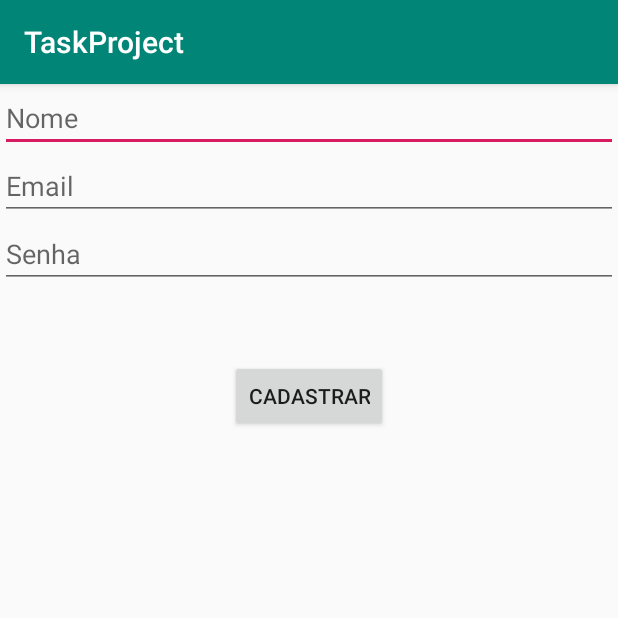
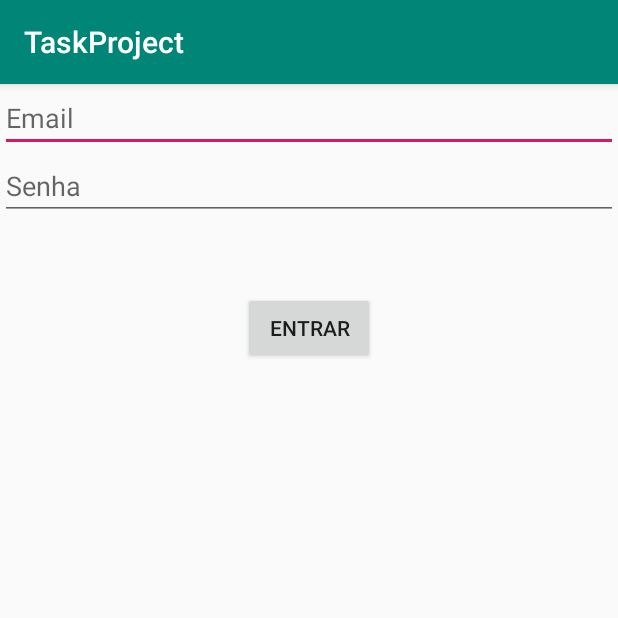
Before and after one commit to pedrvaldir/TaskProject, an Android app: the screen it shows after launch (RegisterActivity before the commit, LoginActivity after it), on a phone screen of 412 x 824 dp, the top half of it. Run offline under Robolectric (Android 15) with nearby library versions, the phone set to English and light mode, and no system bars.

Commit message:
create activity loginUser

```diff
--- a/app/src/main/AndroidManifest.xml
+++ b/app/src/main/AndroidManifest.xml
@@ -12,15 +12,14 @@
         <activity
                 android:name=".views.MainActivity"
                 android:label="@string/app_name"
-                android:theme="@style/AppTheme.NoActionBar">
-        </activity>
-        <activity android:name=".views.RegisterActivity">
+                android:theme="@style/AppTheme.NoActionBar"/>
+        <activity android:name=".views.RegisterActivity"/>
+        <activity android:name=".views.LoginActivity">
             <intent-filter>
+                <action android:name="android.intent.action.VIEW" />
                 <action android:name="android.intent.action.MAIN"/>
-
                 <category android:name="android.intent.category.LAUNCHER"/>
             </intent-filter>
         </activity>
     </application>
-
 </manifest>
--- /dev/null
+++ b/app/src/main/java/com/taskproject/valdir/taskproject/views/LoginActivity.kt
@@ -0,0 +1,13 @@
+package com.taskproject.valdir.taskproject.views
+
+import android.support.v7.app.AppCompatActivity
+import android.os.Bundle
+import com.taskproject.valdir.taskproject.R
+
+class LoginActivity : AppCompatActivity() {
+
+    override fun onCreate(savedInstanceState: Bundle?) {
+        super.onCreate(savedInstanceState)
+        setContentView(R.layout.activity_login)
+    }
+}
--- /dev/null
+++ b/app/src/main/res/layout/activity_login.xml
@@ -0,0 +1,39 @@
+<?xml version="1.0" encoding="utf-8"?>
+<android.support.constraint.ConstraintLayout
+        xmlns:android="http://schemas.android.com/apk/res/android"
+        xmlns:tools="http://schemas.android.com/tools"
+        xmlns:app="http://schemas.android.com/apk/res-auto"
+        android:layout_width="match_parent"
+        android:layout_height="match_parent"
+        tools:context=".views.LoginActivity">
+
+    <EditText
+            android:id="@+id/editEmail"
+            android:layout_width="0dp"
+            android:layout_height="wrap_content"
+            app:layout_constraintLeft_toLeftOf="parent"
+            app:layout_constraintRight_toRightOf="parent"
+            android:hint="@string/txt_edithint_email"
+            android:inputType="textEmailAddress"
+            app:layout_constraintTop_toBottomOf="@id/editName"/>
+
+    <EditText
+            android:id="@+id/editPassword"
+            android:layout_width="0dp"
+            android:layout_height="wrap_content"
+            app:layout_constraintLeft_toLeftOf="parent"
+            app:layout_constraintRight_toRightOf="parent"
+            android:hint="@string/tx_edithint_pass"
+            android:inputType="textPassword"
+            app:layout_constraintTop_toBottomOf="@+id/editEmail"/>
+    <Button
+            android:id="@+id/btnLogin"
+            android:layout_width="wrap_content"
+            android:layout_height="wrap_content"
+            android:text="@string/entrar"
+            android:layout_marginTop="48dp"
+            app:layout_constraintTop_toBottomOf="@+id/editPassword" app:layout_constraintEnd_toEndOf="parent"
+            android:layout_marginEnd="8dp" app:layout_constraintStart_toStartOf="parent"
+            android:layout_marginStart="8dp"/>
+
+</android.support.constraint.ConstraintLayout>
--- a/app/src/main/res/values/strings.xml
+++ b/app/src/main/res/values/strings.xml
@@ -16,4 +16,5 @@
     <string name="informe_campos">Informe todos os campos</string>
     <string name="erro_inesperado">Algo de errado aconteceu, tente novamente</string>
     <string name="email_uso">Email já em uso</string>
+    <string name="entrar">Entrar</string>
 </resources>
```
